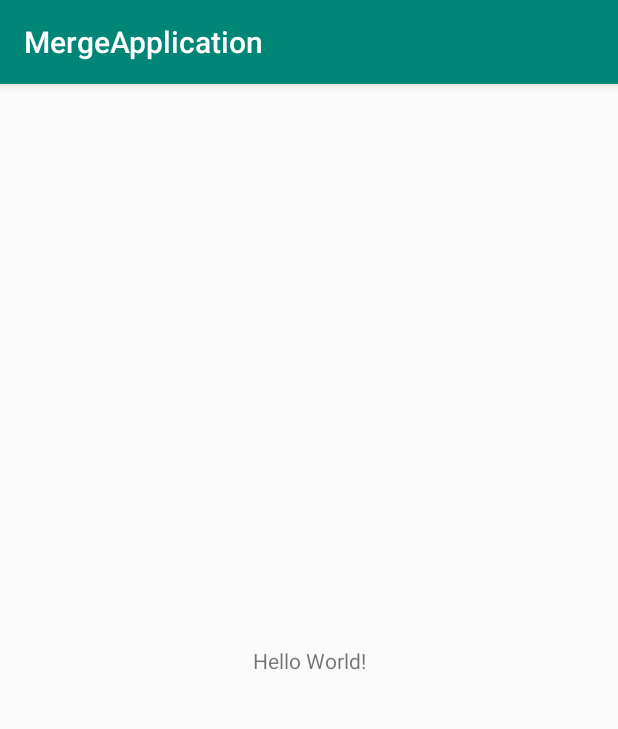
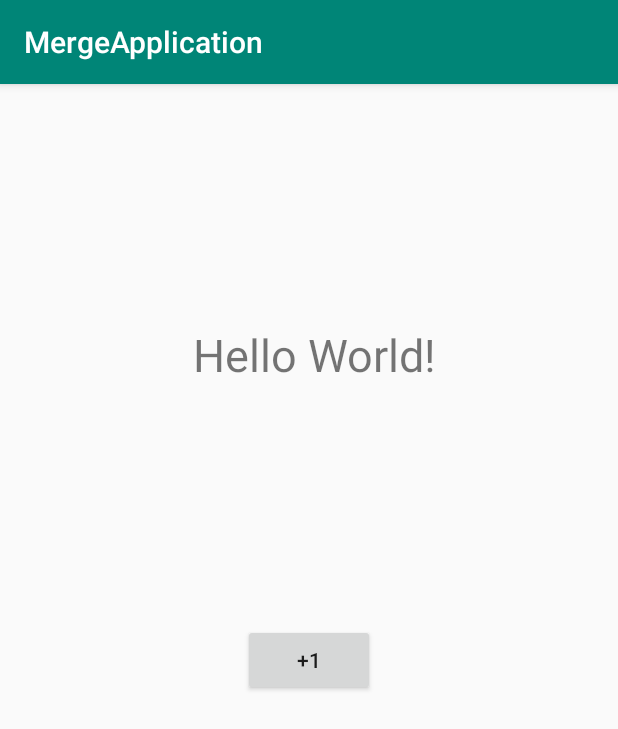
Before and after one commit to 2914666350/AlpineClass_liushuzhen, an Android app: the screen it shows after launch (MainActivity), on a phone screen of 412 x 824 dp. Shown: the top 729 px of the screen. Run offline under Robolectric (Android 15) with nearby library versions, the phone set to English and light mode, and no system bars.

Commit message:
实现按钮功能

```diff
--- a/MergeApplication/app/src/main/java/com/example/mergeapplication/MainActivity.java
+++ b/MergeApplication/app/src/main/java/com/example/mergeapplication/MainActivity.java
@@ -3,12 +3,24 @@ package com.example.mergeapplication;
 import androidx.appcompat.app.AppCompatActivity;
 
 import android.os.Bundle;
+import android.view.View;
+import android.widget.TextView;
 
 public class MainActivity extends AppCompatActivity {
+    private int number = 0;
+    private TextView textView;
 
     @Override
     protected void onCreate(Bundle savedInstanceState) {
         super.onCreate(savedInstanceState);
         setContentView(R.layout.activity_main);
+        textView = findViewById(R.id.textView);
+        findViewById(R.id.button).setOnClickListener(new View.OnClickListener() {
+            @Override
+            public void onClick(View v) {
+                number++;
+                textView.setText(String.valueOf(number));
+            }
+        });
     }
 }
--- a/MergeApplication/app/src/main/res/layout/activity_main.xml
+++ b/MergeApplication/app/src/main/res/layout/activity_main.xml
@@ -7,12 +7,26 @@
     tools:context=".MainActivity">
 
     <TextView
+        android:id="@+id/textView"
+        android:layout_width="177dp"
+        android:layout_height="44dp"
+        android:text="Hello World!"
+        android:textSize="30sp"
+        app:layout_constraintBottom_toBottomOf="parent"
+        app:layout_constraintHorizontal_bias="0.547"
+        app:layout_constraintLeft_toLeftOf="parent"
+        app:layout_constraintRight_toRightOf="parent"
+        app:layout_constraintTop_toTopOf="parent"
+        app:layout_constraintVertical_bias="0.221" />
+
+    <Button
+        android:id="@+id/button"
         android:layout_width="wrap_content"
         android:layout_height="wrap_content"
-        android:text="Hello World!"
+        android:text="@string/button1"
         app:layout_constraintBottom_toBottomOf="parent"
-        app:layout_constraintLeft_toLeftOf="parent"
-        app:layout_constraintRight_toRightOf="parent"
+        app:layout_constraintEnd_toEndOf="parent"
+        app:layout_constraintStart_toStartOf="parent"
         app:layout_constraintTop_toTopOf="parent" />
 
 </androidx.constraintlayout.widget.ConstraintLayout>
--- a/MergeApplication/app/src/main/res/values/strings.xml
+++ b/MergeApplication/app/src/main/res/values/strings.xml
@@ -1,3 +1,4 @@
 <resources>
     <string name="app_name">MergeApplication</string>
+    <string name="button1">+1</string>
 </resources>
```
